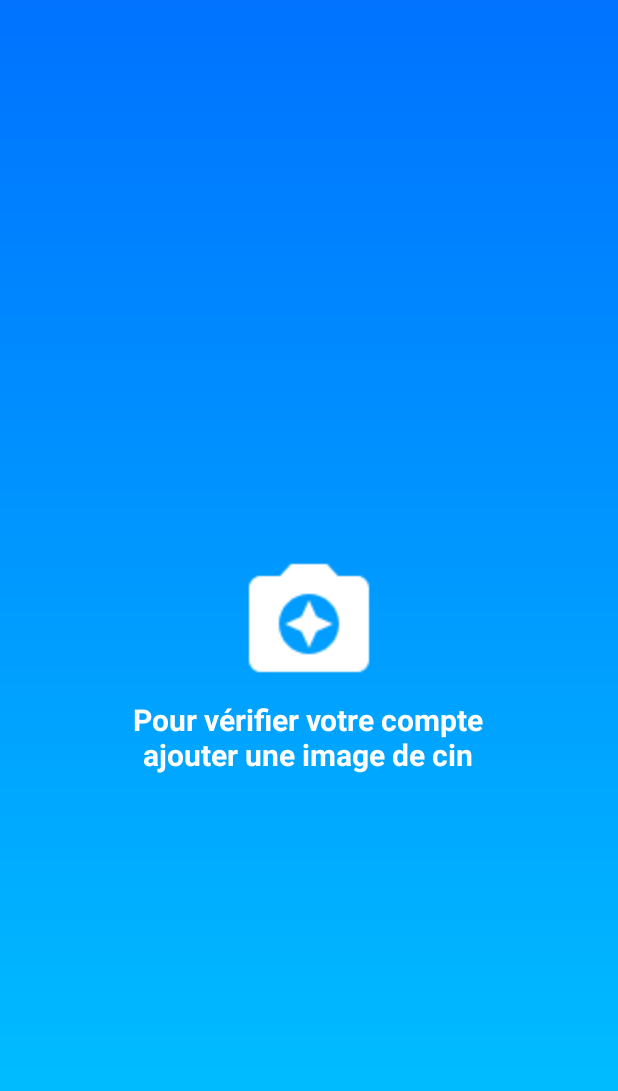
After one commit to sofientouati/Olympio-Money-Transfert-App, an Android app: the GetPicActivity screen opened directly, with no data from a screen before it, on a phone screen of 412 x 824 dp. The commit adds this screen. Shown: the top 1091 px of the screen. Run offline under Robolectric (Android 15) with nearby library versions, the phone set to English and light mode, and no system bars; our stand-ins replace Picasso; libraries missing offline, so code that uses them is left out: pl.aprilapps.easyphotopicker; 1 statement that could not run was skipped.

Commit message:
adding imagepicker activity

```diff
--- /dev/null
+++ b/app/src/main/java/com/sofientouati/mtnapp/Activities/GetPicActivity.java
@@ -0,0 +1,307 @@
+package com.sofientouati.mtnapp.Activities;
+
+import android.Manifest;
+import android.app.Activity;
+import android.app.AlertDialog;
+import android.content.Context;
+import android.content.DialogInterface;
+import android.content.Intent;
+import android.content.SharedPreferences;
+import android.content.pm.ActivityInfo;
+import android.content.pm.PackageManager;
+import android.graphics.Bitmap;
+import android.graphics.BitmapFactory;
+import android.net.Uri;
+import android.os.Build;
+import android.os.Bundle;
+import android.support.annotation.NonNull;
+import android.support.v4.app.ActivityCompat;
+import android.util.Base64;
+import android.util.Log;
+import android.view.View;
+import android.widget.ImageButton;
+import android.widget.ImageView;
+import android.widget.LinearLayout;
+import android.widget.RelativeLayout;
+
+import com.bumptech.glide.Glide;
+import com.sofientouati.mtnapp.Methods;
+import com.sofientouati.mtnapp.Objects.SharedStrings;
+import com.sofientouati.mtnapp.R;
+//import com.squareup.picasso.Picasso;
+
+import java.io.ByteArrayOutputStream;
+import java.io.File;
+import java.io.FileInputStream;
+import java.io.FileNotFoundException;
+import java.util.List;
+
+import pl.aprilapps.easyphotopicker.EasyImage;
+
+public class GetPicActivity extends Activity {
+
+    private static final String TAG = "sdfs";
+    private RelativeLayout emptyView;
+    private ImageView loaded;
+    private LinearLayout btnBar;
+    ImageButton cancel, done;
+    private CharSequence[] items = {"Camera", "Gallery"};
+    private Uri fileUri; // file url to store image/video
+    EasyImage.ImageSource imageSource;
+    private Bitmap profilePic;
+    private String imageb64;
+    private File imageFile = null;
+    public static final String KEY_USER_ID = "userid";
+    public static final String KEY_PHOTO = "photoprofile";
+
+
+    @Override
+    protected void onCreate(Bundle savedInstanceState) {
+        super.onCreate(savedInstanceState);
+        setContentView(R.layout.activity_get_pic);
+        if (getResources().getBoolean(R.bool.portrait_only)) {
+            setRequestedOrientation(ActivityInfo.SCREEN_ORIENTATION_PORTRAIT);
+        } else {
+            setRequestedOrientation(ActivityInfo.SCREEN_ORIENTATION_LANDSCAPE);
+        }
+        //getting views
+        emptyView = (RelativeLayout) findViewById(R.id.emptyView);
+        loaded = (ImageView) findViewById(R.id.loadedImage);
+        btnBar = (LinearLayout) findViewById(R.id.buttonBar);
+        cancel = (ImageButton) findViewById(R.id.cancel_action);
+        done = (ImageButton) findViewById(R.id.confirm);
+
+        //listeners
+        cancel.setOnClickListener(new View.OnClickListener() {
+            @Override
+            public void onClick(View v) {
+                emptyView.setVisibility(View.VISIBLE);
+                btnBar.setVisibility(View.GONE);
+                loaded.setVisibility(View.GONE);
+            }
+        });
+        done.setOnClickListener(new View.OnClickListener() {
+            @Override
+            public void onClick(View v) {
+                //String filePath = imageFile.getPath();
+                FileInputStream stream = null;
+                try {
+                    stream = new FileInputStream(imageFile);
+                } catch (FileNotFoundException e) {
+                    e.printStackTrace();
+                }
+                profilePic = BitmapFactory.decodeStream(stream);
+                imageb64 = encodePicture(profilePic);
+                Log.d("IMAGE B64:", imageb64);
+                addProfilePicture(imageb64);
+                Intent intent = new Intent(GetPicActivity.this, HomeActivity.class);
+                intent.setFlags(Intent.FLAG_ACTIVITY_CLEAR_TOP);
+                startActivity(intent);
+                finish();
+            }
+        });
+
+        //actions
+        emptyView.setOnClickListener(new View.OnClickListener() {
+            @Override
+            public void onClick(final View v) {
+                AlertDialog.Builder builder = new AlertDialog.Builder(GetPicActivity.this);
+                builder.setItems(items, new DialogInterface.OnClickListener() {
+
+                    @Override
+                    public void onClick(DialogInterface dialog, int which) {
+                        switch (which) {
+                            case 0: {
+
+                                //camera permission
+                                if (Build.VERSION.SDK_INT >= Build.VERSION_CODES.M) {
+                                    if (checkSelfPermission(Manifest.permission.CAMERA) != PackageManager.PERMISSION_GRANTED) {
+                                        ActivityCompat.requestPermissions(GetPicActivity.this, new String[]{Manifest.permission.CAMERA, Manifest.permission.WRITE_EXTERNAL_STORAGE}, 1);
+                                    } else {
+                                        EasyImage.openCamera(GetPicActivity.this, 0);
+                                    }
+
+                                } else {
+                                    EasyImage.openCamera(GetPicActivity.this, 0);
+
+                                }
+
+
+                            }
+                            break;
+
+
+                            case 1:
+                                //storage Permission
+                                if (Build.VERSION.SDK_INT >= Build.VERSION_CODES.M) {
+                                    //Storage Permission
+                                    if (checkSelfPermission(Manifest.permission.READ_EXTERNAL_STORAGE) != PackageManager.PERMISSION_GRANTED) {
+                                        ActivityCompat.requestPermissions(GetPicActivity.this, new String[]{Manifest.permission.READ_EXTERNAL_STORAGE}, 2);
+                                    } else {
+                                        EasyImage.openGallery(GetPicActivity.this, 0);
+
+                                    }
+                                } else {
+                                    EasyImage.openGallery(GetPicActivity.this, 0);
+
+                                }
+                                break;
+                        }
+                    }
+                });
+                builder.show();
+
+            }
+        });
+
+        EasyImage.configuration(this)
+                .setImagesFolderName("Olympio")
+                .setCopyTakenPhotosToPublicGalleryAppFolder(true)
+                .setCopyPickedImagesToPublicGalleryAppFolder(true);
+
+
+    }
+
+    private void addProfilePicture(final String imageb64) {
+
+        final SharedPreferences sharedpreferences = GetPicActivity.this.getSharedPreferences(SharedStrings.SHARED_APP_NAME, Context.MODE_PRIVATE);
+        final SharedPreferences.Editor editor = sharedpreferences.edit();
+        Log.i(TAG, "onResponseImage: " + imageb64);
+        final String userid = sharedpreferences.getString(SharedStrings.SHARED_USERID, "");
+        Log.i(TAG, "addProfilePictureId: " + userid);
+
+        editor.putString(SharedStrings.SHARED_CINP, imageb64);
+        editor.commit();
+
+        // Log.d("RESULT VOLLEY",result[0]+"");
+        // return (result[0]);
+    }
+
+    @Override
+    public void onRequestPermissionsResult(int requestCode, @NonNull String[] permissions, @NonNull int[] grantResults) {
+        switch (requestCode) {
+            case 1: {
+                // If request is cancelled, the result arrays are empty.
+                if (grantResults.length > 0
+                        && grantResults[0] == PackageManager.PERMISSION_GRANTED) {
+                    Methods.showSnackBar(emptyView, "granted");
+                    EasyImage.openCamera(GetPicActivity.this, 0);
+
+//                    captureImage();
+//                    dispatchTakePictureIntent();
+                    // permission was granted, yay! Do the
+                    // contacts-related task you need to do.
+
+                } else {
+                    Methods.showSnackBar(emptyView, "Camera & ReadStorage permission not granted");
+
+
+                    // permission denied, boo! Disable the
+                    // functionality that depends on this permission.
+                }
+                return;
+            }
+            case 2: {
+                // If request is cancelled, the result arrays are empty.
+                if (grantResults.length > 0
+                        && grantResults[0] == PackageManager.PERMISSION_GRANTED) {
+                    Methods.showSnackBar(emptyView, "granted");
+                    EasyImage.openGallery(GetPicActivity.this, 0);
+
+                    // permission was granted, yay! Do the
+                    // contacts-related task you need to do.
+
+                } else {
+                    Methods.showSnackBar(emptyView, "Read Storage permission not granted");
+
+                    // permission denied, boo! Disable the
+                    // functionality that depends on this permission.
+                }
+            }
+            return;
+        }
+
+
+    }
+
+
+    @Override
+    public void onActivityResult(int requestCode, int resultCode, Intent data) {
+        // if the result is capturing Image
+
+        Log.i(TAG, "onActivityResult: " + requestCode);
+
+
+        EasyImage.handleActivityResult(requestCode, resultCode, data, this, new EasyImage.Callbacks() {
+            @Override
+            public void onImagePickerError(Exception e, EasyImage.ImageSource source, int type) {
+                Methods.showSnackBar(emptyView, "sorry couldn't load image please try again");
+                e.printStackTrace();
+            }
+
+            @Override
+            public void onImagesPicked(List<File> imageFiles, EasyImage.ImageSource source, int type) {
+                imageFile = imageFiles.get(0);
+                Log.i(TAG, "onImagesPicked: " + imageFile);
+                emptyView.setVisibility(View.GONE);
+                btnBar.setVisibility(View.VISIBLE);
+                loaded.setVisibility(View.VISIBLE);
+                Glide.with(getApplicationContext())
+                        .load(imageFiles.get(0))
+                        .thumbnail(0.5f)
+                        .into(loaded);
+
+            }
+
+            @Override
+            public void onCanceled(EasyImage.ImageSource source, int type) {
+                if (source == EasyImage.ImageSource.CAMERA) {
+                    File photoFile = EasyImage.lastlyTakenButCanceledPhoto(GetPicActivity.this);
+                    if (photoFile != null) photoFile.delete();
+
+                }
+            }
+        });
+
+
+    }
+
+
+    @Override
+    protected void onSaveInstanceState(Bundle outState) {
+        super.onSaveInstanceState(outState);
+
+        // save file url in bundle as it will be null on scren orientation
+        // changes
+        outState.putParcelable("file_uri", fileUri);
+    }
+
+    /*
+     * Here we restore the fileUri again
+     */
+    @Override
+    protected void onRestoreInstanceState(Bundle savedInstanceState) {
+        super.onRestoreInstanceState(savedInstanceState);
+
+        // get the file url
+        fileUri = savedInstanceState.getParcelable("file_uri");
+    }
+
+
+    public String encodePicture(Bitmap bm) {
+        //Bitmap bm = BitmapFactory.decodeFile("/path/to/image.jpg");
+        ByteArrayOutputStream baos = new ByteArrayOutputStream();
+        bm.compress(Bitmap.CompressFormat.JPEG, 100, baos); //bm is the bitmap object
+        byte[] b = baos.toByteArray();
+        String encodedImage = Base64.encodeToString(b, Base64.NO_WRAP);
+        return (encodedImage);
+
+    }
+
+    public Bitmap decodePicture(String encodedImage) {
+        byte[] decodedString = Base64.decode(encodedImage, Base64.NO_WRAP);
+        Bitmap decodedByte = BitmapFactory.decodeByteArray(decodedString, 0, decodedString.length);
+        return decodedByte;
+    }
+
+}
--- a/app/src/main/java/com/sofientouati/mtnapp/Activities/LoginActivity.java
+++ b/app/src/main/java/com/sofientouati/mtnapp/Activities/LoginActivity.java
@@ -227,7 +227,7 @@ public class LoginActivity extends Activity {
                 editor.putString(SharedStrings.SHARED_PHONE, phonelog.getText().toString());
                 editor.commit();
                 Methods.dismissProgressBar(progressDialog);
-                startActivity(new Intent(LoginActivity.this, CheckPatternActivity.class));
+                startActivity(new Intent(LoginActivity.this, GetPicActivity.class));
                 return;
             }
         }
--- a/app/src/main/java/com/sofientouati/mtnapp/Activities/SplashScreenApp.java
+++ b/app/src/main/java/com/sofientouati/mtnapp/Activities/SplashScreenApp.java
@@ -140,13 +140,16 @@ public class SplashScreenApp extends Activity {
             ArrayList<String> x = new ArrayList<String>();
             x.add(Manifest.permission.READ_PHONE_STATE);
             x.add(Manifest.permission.READ_CONTACTS);
+            x.add(Manifest.permission.CAMERA);
+            x.add(Manifest.permission.READ_EXTERNAL_STORAGE);
+            x.add(Manifest.permission.WRITE_EXTERNAL_STORAGE);
             String[] permissions = new String[10];
             for (int i = 0; i < x.size(); i++) {
                 if (ContextCompat.checkSelfPermission(this, x.get(i)) != PackageManager.PERMISSION_GRANTED) {
                     permissions[i] = x.get(i);
                 }
             }
-            ActivityCompat.requestPermissions(this, new String[]{x.get(0), x.get(1)}, 1);
+            ActivityCompat.requestPermissions(this, new String[]{x.get(0), x.get(1), x.get(2), x.get(3)}, 1);
 
 
         } else {
--- a/app/src/main/java/com/sofientouati/mtnapp/Objects/SharedStrings.java
+++ b/app/src/main/java/com/sofientouati/mtnapp/Objects/SharedStrings.java
@@ -8,9 +8,11 @@ public class SharedStrings {
 
     public static String SHARED_APP_NAME = "userApp";
     public static String SHARED_PHONE = "phone";
+    public static String SHARED_USERID = "userid";
     public static String SHARED_SOLDE = "solde";
     public static String SHARED_CREDIT = "crédit";
     public static String SHARED_SEUIL = "seuil";
+    public static String SHARED_CINP = "CINP";
 
     public static String SHARED_ISLOGGED = "isLogged";
 }
--- /dev/null
+++ b/app/src/main/res/drawable-v21/ic_close_white_48dp.xml
@@ -0,0 +1,10 @@
+<?xml version="1.0" encoding="UTF-8" standalone="no"?>
+<vector xmlns:android="http://schemas.android.com/apk/res/android"
+    android:height="48dp"
+    android:viewportHeight="24.0"
+    android:viewportWidth="24.0"
+    android:width="48dp">
+    <path
+        android:fillColor="#FFFFFF"
+        android:pathData="M19,6.41L17.59,5 12,10.59 6.41,5 5,6.41 10.59,12 5,17.59 6.41,19 12,13.41 17.59,19 19,17.59 13.41,12z" />
+</vector>
--- /dev/null
+++ b/app/src/main/res/drawable/ic_camera_enhance_white_48dp.xml
@@ -0,0 +1,10 @@
+<?xml version="1.0" encoding="UTF-8" standalone="no"?>
+<vector xmlns:android="http://schemas.android.com/apk/res/android"
+    android:height="48dp"
+    android:viewportHeight="24.0"
+    android:viewportWidth="24.0"
+    android:width="48dp">
+    <path
+        android:fillColor="#FFFFFF"
+        android:pathData="M9,3L7.17,5L4,5c-1.1,0 -2,0.9 -2,2v12c0,1.1 0.9,2 2,2h16c1.1,0 2,-0.9 2,-2L22,7c0,-1.1 -0.9,-2 -2,-2h-3.17L15,3L9,3zM12,18c-2.76,0 -5,-2.24 -5,-5s2.24,-5 5,-5 5,2.24 5,5 -2.24,5 -5,5zM12,17l1.25,-2.75L16,13l-2.75,-1.25L12,9l-1.25,2.75L8,13l2.75,1.25z" />
+</vector>
--- /dev/null
+++ b/app/src/main/res/drawable/ic_close_white_48dp.xml
@@ -0,0 +1,10 @@
+<?xml version="1.0" encoding="UTF-8" standalone="no"?>
+<vector xmlns:android="http://schemas.android.com/apk/res/android"
+    android:height="48dp"
+    android:viewportHeight="24.0"
+    android:viewportWidth="24.0"
+    android:width="48dp">
+    <path
+        android:fillColor="#FFFFFF"
+        android:pathData="M19,6.41L17.59,5 12,10.59 6.41,5 5,6.41 10.59,12 5,17.59 6.41,19 12,13.41 17.59,19 19,17.59 13.41,12z" />
+</vector>
--- /dev/null
+++ b/app/src/main/res/layout/activity_get_pic.xml
@@ -0,0 +1,79 @@
+<?xml version="1.0" encoding="utf-8"?>
+<RelativeLayout xmlns:android="http://schemas.android.com/apk/res/android"
+    xmlns:app="http://schemas.android.com/apk/res-auto"
+    xmlns:tools="http://schemas.android.com/tools"
+    android:layout_width="match_parent"
+    android:layout_height="match_parent"
+    android:background="@drawable/gradient"
+    tools:context="com.sofientouati.mtnapp.Activities.GetPicActivity">
+
+
+    <RelativeLayout
+        android:id="@+id/emptyView"
+        android:layout_width="match_parent"
+        android:layout_height="match_parent"
+        android:layout_centerInParent="true">
+
+
+        <ImageView
+            android:id="@+id/emptyViewPic"
+            android:layout_width="match_parent"
+            android:layout_height="wrap_content"
+            android:layout_centerInParent="true"
+            android:layout_margin="30sp"
+            android:scaleX="2"
+            android:scaleY="2"
+            android:src="@drawable/ic_camera_enhance_white_48dp" />
+
+        <TextView
+            android:layout_width="wrap_content"
+            android:layout_height="wrap_content"
+            android:layout_below="@+id/emptyViewPic"
+            android:layout_centerHorizontal="true"
+            android:maxEms="13"
+            android:text="Pour vérifier votre compte  ajouter une image de cin"
+            android:textAlignment="center"
+            android:textColor="#fff"
+            android:textSize="20sp"
+            android:textStyle="bold" />
+
+    </RelativeLayout>
+
+
+    <ImageView
+        android:id="@+id/loadedImage"
+        android:layout_width="match_parent"
+        android:layout_above="@+id/buttonBar"
+        android:layout_margin="5sp"
+        android:layout_height="match_parent"
+        android:visibility="gone" />
+
+
+    <LinearLayout
+        android:id="@+id/buttonBar"
+        android:layout_width="match_parent"
+        android:layout_height="wrap_content"
+        android:layout_alignParentBottom="true"
+        android:visibility="gone">
+
+        <ImageButton
+            android:id="@+id/cancel_action"
+            android:layout_width="match_parent"
+            android:layout_height="wrap_content"
+            android:layout_weight="1"
+            android:background="#FFF"
+            android:src="@drawable/ic_close_white_48dp"
+            android:tint="@color/bluetoolbar" />
+
+        <ImageButton
+            android:id="@+id/confirm"
+            android:layout_width="match_parent"
+            android:layout_height="wrap_content"
+            android:layout_weight="1"
+            android:background="#FFF"
+            android:src="@drawable/ic_done_white_48dp"
+            android:tint="@color/bluetoolbar" />
+    </LinearLayout>
+
+
+</RelativeLayout>
--- /dev/null
+++ b/settings.gradle
@@ -0,0 +1,2 @@
+include ':app'
+include ':app', ':materiallockview'
```
Also changed, not shown: app/build.gradle (+12 -1 lines), app/src/main/AndroidManifest.xml (+5 -2 lines), build.gradle (added, +30 -0 lines).
